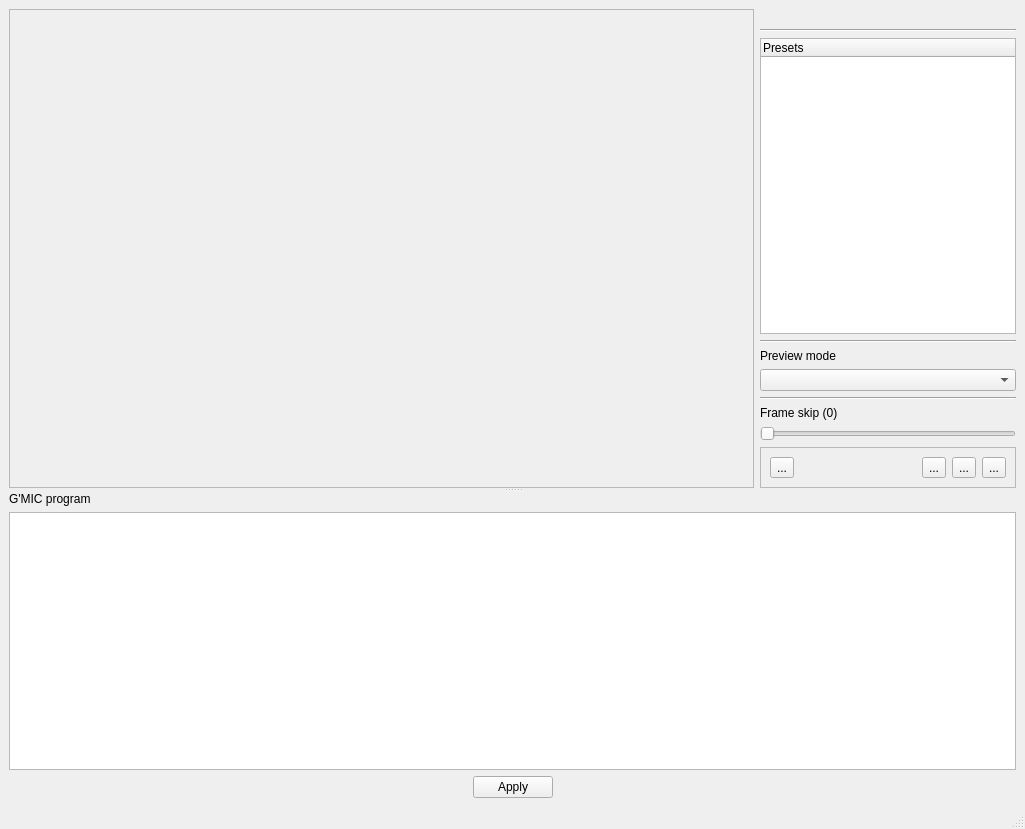
Ichthyostega/Gmic-deb, file zart/ui/MainWindow.ui: the form before one commit.
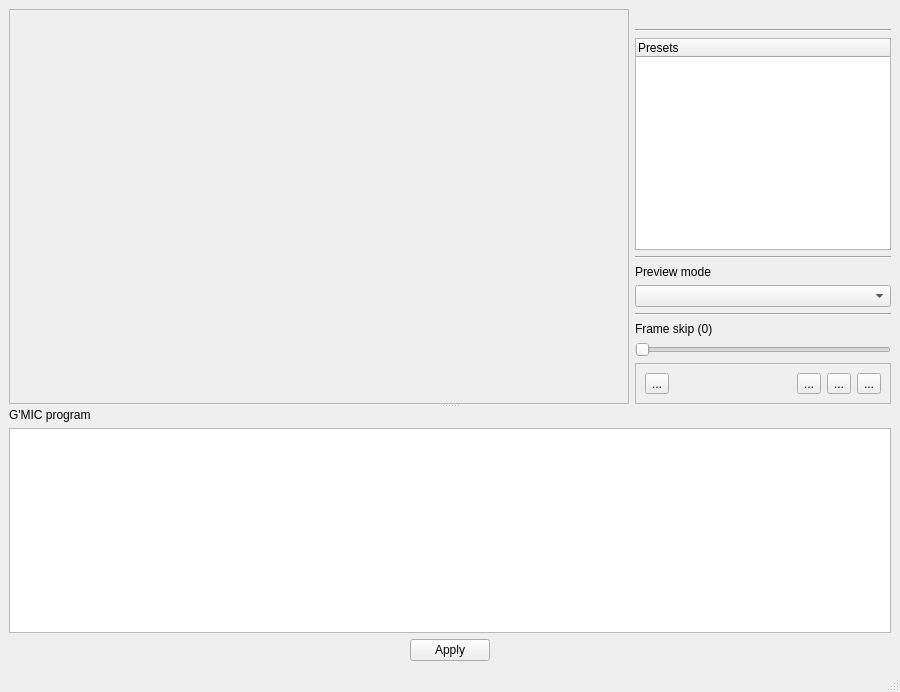
The form after the commit. Icons and pictures are not drawn. Custom widgets are drawn as their Qt base class.

The edit to the form file:
```diff
--- a/zart/ui/MainWindow.ui
+++ b/zart/ui/MainWindow.ui
@@ -6,8 +6,8 @@
    <rect>
     <x>0</x>
     <y>0</y>
-    <width>1025</width>
-    <height>829</height>
+    <width>900</width>
+    <height>692</height>
    </rect>
   </property>
   <property name="windowTitle">
```
Left out of the diff: 5 changed lines with no effect on the pictures.
